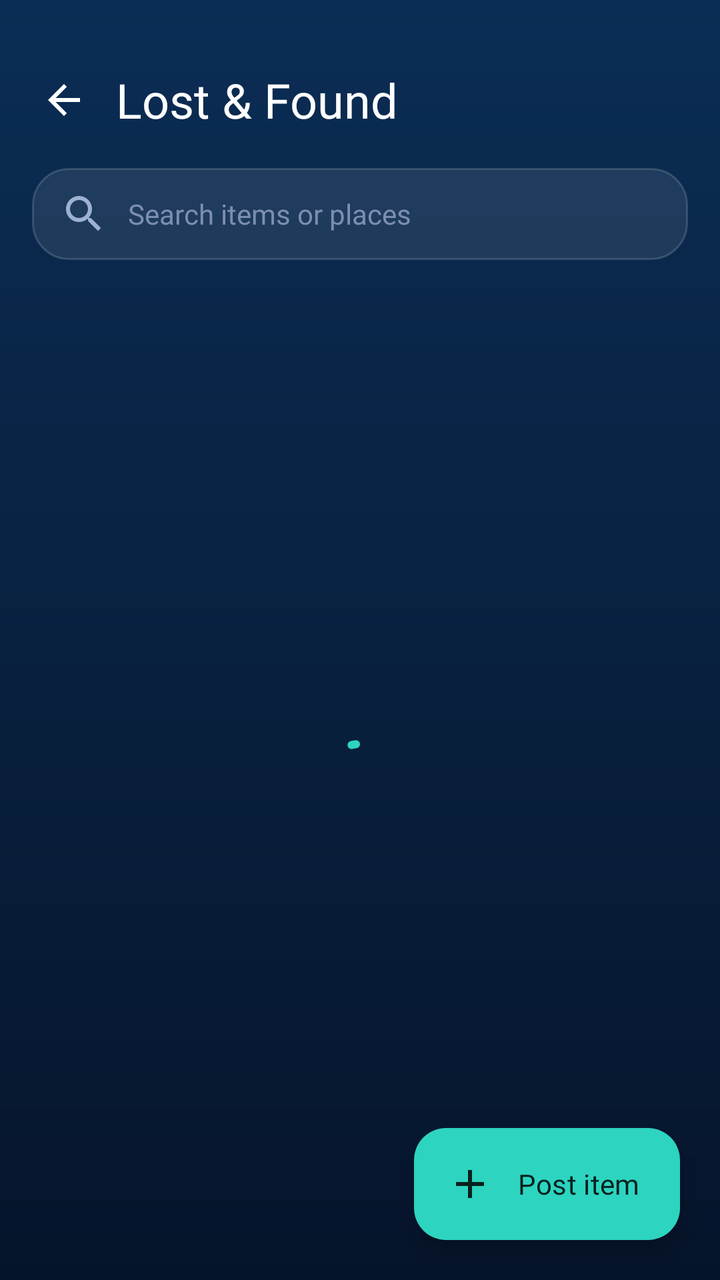
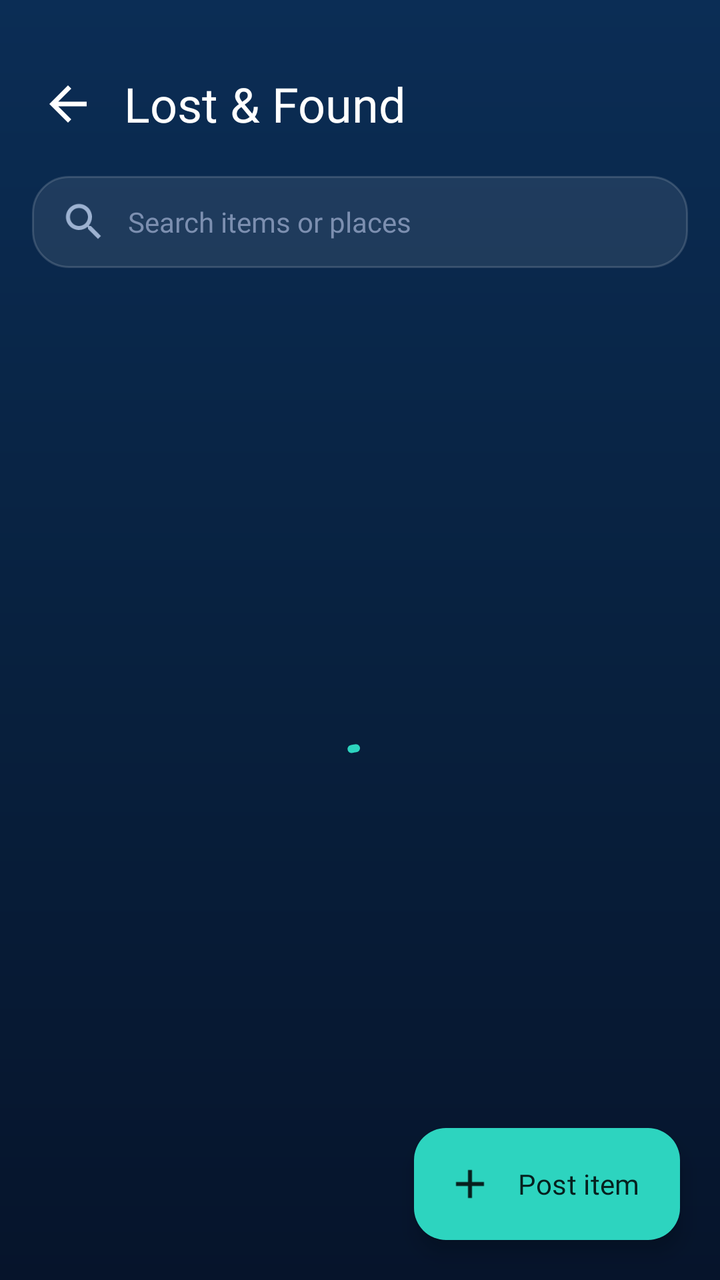

An Android layout rendered at two revisions. The XML below is the earlier revision; the diff shows what the commit changed to produce the second picture.
<!-- AndroidManifest.xml: application theme Theme.CampusPulse -->
<!-- res/layout/activity_lost_found.xml -->
<?xml version="1.0" encoding="utf-8"?>
<FrameLayout xmlns:android="http://schemas.android.com/apk/res/android"
    xmlns:app="http://schemas.android.com/apk/res-auto"
    android:layout_width="match_parent"
    android:layout_height="match_parent"
    android:background="@drawable/bg_dashboard">

    <LinearLayout
        android:layout_width="match_parent"
        android:layout_height="match_parent"
        android:orientation="vertical">

        <LinearLayout
            android:layout_width="match_parent"
            android:layout_height="wrap_content"
            android:gravity="center_vertical"
            android:orientation="horizontal"
            android:paddingStart="10dp"
            android:paddingTop="28dp"
            android:paddingEnd="20dp"
            android:paddingBottom="8dp">

            <ImageView
                android:id="@+id/btnBack"
                android:layout_width="44dp"
                android:layout_height="44dp"
                android:background="?attr/selectableItemBackgroundBorderless"
                android:contentDescription="Back"
                android:padding="10dp"
                android:src="@drawable/ic_back" />

            <TextView
                android:layout_width="0dp"
                android:layout_height="wrap_content"
                android:layout_marginStart="4dp"
                android:layout_weight="1"
                android:fontFamily="@font/poppins_bold"
                android:text="Lost &amp; Found"
                android:textColor="#FFFFFF"
                android:textSize="24sp" />

            <TextView
                android:id="@+id/tvCount"
                android:layout_width="wrap_content"
                android:layout_height="wrap_content"
                android:fontFamily="@font/poppins_regular"
                android:textColor="#9DB2D1"
                android:textSize="13sp" />
        </LinearLayout>

        <EditText
            android:id="@+id/etSearch"
            android:layout_width="match_parent"
            android:layout_height="46dp"
            android:layout_marginStart="16dp"
            android:layout_marginTop="4dp"
            android:layout_marginEnd="16dp"
            android:layout_marginBottom="10dp"
            android:autofillHints="none"
            android:background="@drawable/bg_notice_item"
            android:drawableStart="@drawable/ic_search"
            android:drawablePadding="10dp"
            android:drawableTint="#9DB2D1"
            android:fontFamily="@font/poppins_regular"
            android:hint="Search items or places"
            android:imeOptions="actionSearch"
            android:inputType="text"
            android:maxLines="1"
            android:paddingStart="14dp"
            android:paddingEnd="14dp"
            android:textColor="#FFFFFF"
            android:textColorHint="#7C8FB0"
            android:textSize="14sp" />

        <HorizontalScrollView
            android:layout_width="match_parent"
            android:layout_height="wrap_content"
            android:clipToPadding="false"
            android:paddingStart="16dp"
            android:paddingEnd="16dp"
            android:scrollbars="none">

            <LinearLayout
                android:id="@+id/chipRow"
                android:layout_width="wrap_content"
                android:layout_height="wrap_content"
                android:orientation="horizontal" />
        </HorizontalScrollView>

        <FrameLayout
            android:layout_width="match_parent"
            android:layout_height="0dp"
            android:layout_weight="1">

            <androidx.recyclerview.widget.RecyclerView
                android:id="@+id/rvItems"
                android:layout_width="match_parent"
                android:layout_height="match_parent"
                android:clipToPadding="false"
                android:paddingStart="16dp"
                android:paddingTop="14dp"
                android:paddingEnd="16dp"
                android:paddingBottom="100dp" />

            <LinearLayout
                android:id="@+id/emptyState"
                android:layout_width="match_parent"
                android:layout_height="match_parent"
                android:gravity="center"
                android:orientation="vertical"
                android:visibility="gone">

                <ImageView
                    android:layout_width="64dp"
                    android:layout_height="64dp"
                    android:importantForAccessibility="no"
                    android:src="@drawable/ic_lost_found"
                    app:tint="#4A5F85" />

                <TextView
                    android:id="@+id/tvEmptyTitle"
                    android:layout_width="wrap_content"
                    android:layout_height="wrap_content"
                    android:layout_marginTop="12dp"
                    android:fontFamily="@font/poppins_bold"
                    android:textColor="#FFFFFF"
                    android:textSize="18sp" />

                <TextView
                    android:id="@+id/tvEmptySub"
                    android:layout_width="wrap_content"
                    android:layout_height="wrap_content"
                    android:fontFamily="@font/poppins_regular"
                    android:gravity="center"
                    android:paddingStart="32dp"
                    android:paddingEnd="32dp"
                    android:textColor="#9DB2D1"
                    android:textSize="13sp" />
            </LinearLayout>

            <com.google.android.material.progressindicator.CircularProgressIndicator
                android:id="@+id/loading"
                android:layout_width="wrap_content"
                android:layout_height="wrap_content"
                android:layout_gravity="center"
                android:indeterminate="true"
                app:indicatorColor="#2DD4BF" />
        </FrameLayout>
    </LinearLayout>

    <com.google.android.material.floatingactionbutton.ExtendedFloatingActionButton
        android:id="@+id/fabAdd"
        android:layout_width="wrap_content"
        android:layout_height="wrap_content"
        android:layout_gravity="bottom|end"
        android:layout_margin="20dp"
        android:fontFamily="@font/poppins_bold"
        android:text="Post item"
        android:textColor="#06201E"
        app:backgroundTint="#2DD4BF"
        app:icon="@drawable/ic_add"
        app:iconTint="#06201E" />
</FrameLayout>
<!-- resources referenced by this layout -->
<resources>
  <!-- drawable bg_dashboard (drawable) -->
  <shape xmlns:android="http://schemas.android.com/apk/res/android">
      <gradient android:startColor="#0B2D55" android:centerColor="#08213F"
          android:endColor="#06142B" android:angle="270" />
  </shape>
  <!-- drawable bg_notice_item (drawable) -->
  <shape xmlns:android="http://schemas.android.com/apk/res/android">
      <solid android:color="#16FFFFFF" />
      <stroke android:width="1dp" android:color="#26FFFFFF" />
      <corners android:radius="18dp" />
  </shape>
  <!-- drawable ic_add (drawable) -->
  <vector xmlns:android="http://schemas.android.com/apk/res/android"
      android:width="24dp" android:height="24dp"
      android:viewportWidth="24" android:viewportHeight="24">
      <path android:fillColor="#FFFFFF"
          android:pathData="M19,13h-6v6h-2v-6H5v-2h6V5h2v6h6v2z"/>
  </vector>
  <!-- drawable ic_back (drawable) -->
  <vector xmlns:android="http://schemas.android.com/apk/res/android"
      android:width="24dp" android:height="24dp"
      android:viewportWidth="24" android:viewportHeight="24">
      <path android:fillColor="#FFFFFF"
          android:pathData="M20,11H7.83l5.59,-5.59L12,4l-8,8 8,8 1.41,-1.41L7.83,13H20v-2z"/>
  </vector>
  <!-- drawable ic_lost_found (drawable) -->
  <vector xmlns:android="http://schemas.android.com/apk/res/android" android:height="24dp" android:tint="#FFFFFF" android:viewportHeight="960" android:viewportWidth="960" android:width="24dp">
        
      <path android:fillColor="@android:color/white" android:pathData="M784,840L532,588Q502,612 463,626Q424,640 380,640Q271,640 195.5,564.5Q120,489 120,380Q120,271 195.5,195.5Q271,120 380,120Q489,120 564.5,195.5Q640,271 640,380Q640,424 626,463Q612,502 588,532L840,784L784,840ZM380,560Q455,560 507.5,507.5Q560,455 560,380Q560,305 507.5,252.5Q455,200 380,200Q305,200 252.5,252.5Q200,305 200,380Q200,455 252.5,507.5Q305,560 380,560Z"/>
      
  </vector>
  <!-- drawable ic_search (drawable) -->
  <vector xmlns:android="http://schemas.android.com/apk/res/android"
      android:width="24dp" android:height="24dp"
      android:viewportWidth="24" android:viewportHeight="24">
      <path android:fillColor="#FFFFFF"
          android:pathData="M15.5,14h-0.79l-0.28,-0.27C15.41,12.59 16,11.11 16,9.5 16,5.91 13.09,3 9.5,3S3,5.91 3,9.5 5.91,16 9.5,16c1.61,0 3.09,-0.59 4.23,-1.57l0.27,0.28v0.79l5,4.99L20.49,19l-4.99,-5zM9.5,14C7.01,14 5,11.99 5,9.5S7.01,5 9.5,5 14,7.01 14,9.5 11.99,14 9.5,14z"/>
  </vector>
  <style name="Theme.CampusPulse" parent="Theme.Material3.DayNight.NoActionBar" />
</resources>

<!-- the commit's change to res/layout/activity_lost_found.xml (unified diff, before → after) -->
@@ -22,8 +22,8 @@
 
             <ImageView
                 android:id="@+id/btnBack"
-                android:layout_width="44dp"
-                android:layout_height="44dp"
+                android:layout_width="48dp"
+                android:layout_height="48dp"
                 android:background="?attr/selectableItemBackgroundBorderless"
                 android:contentDescription="Back"
                 android:padding="10dp"
